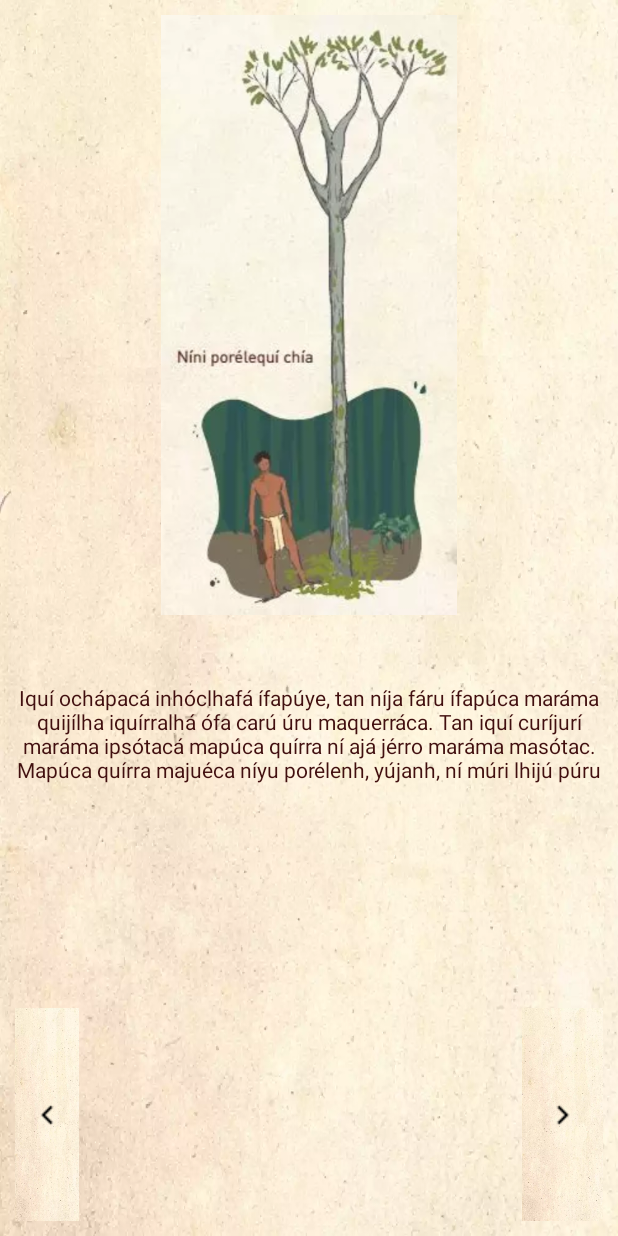
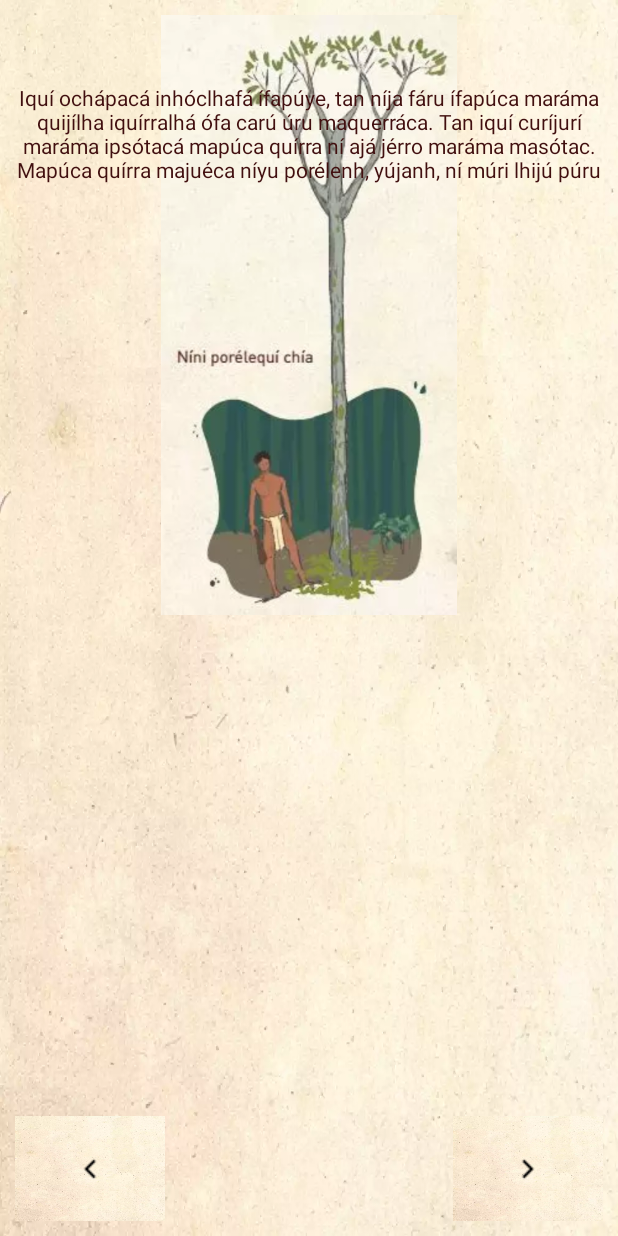
Before and after one commit to mariaisabel02/Diccionario-de-las-cosas-malecu, an Android app: the mapuca1 screen opened directly, with no data from a screen before it, on a phone screen of 412 x 824 dp. Run offline under Robolectric (Android 15) with nearby library versions, the phone set to English and light mode, and no system bars.

Commit message:
botones atras y adelante

```diff
--- a/Diccionario/app/src/main/res/layout/activity_mapuca.xml
+++ b/Diccionario/app/src/main/res/layout/activity_mapuca.xml
@@ -3,19 +3,16 @@
     android:layout_width="match_parent"
     android:layout_height="match_parent"
     xmlns:app="http://schemas.android.com/apk/res-auto"
-    android:orientation="horizontal"
+    android:orientation="vertical"
     android:background="@drawable/fondo"
     android:padding="10dp">
 
-    <LinearLayout
-
-        android:layout_width="wrap_content"
-        android:layout_height="543dp"
-        android:orientation="vertical">
 
     <ImageView
         android:layout_width="match_parent"
         android:layout_height="400dp"
+        android:layout_centerHorizontal="true"
+        android:layout_alignParentTop="true"
         android:src="@drawable/mapuca1" />
 
     <TextView
@@ -25,35 +22,27 @@
         android:text="\n\nIquí ochápacá inhóclhafá ífapúye, tan níja fáru ífapúca maráma quijílha iquírralhá ófa carú úru maquerráca. Tan iquí curíjurí maráma ipsótacá mapúca quírra ní ajá jérro maráma masótac. Mapúca quírra majuéca níyu porélenh, yújanh, ní múri lhijú púru"
         android:textColor="#410F0F" />
 
-    </LinearLayout>
+    <RelativeLayout
+        android:layout_width="match_parent"
+        android:layout_height="wrap_content"
+        android:layout_alignParentBottom="true"
+        android:orientation="horizontal">
 
         <ImageButton
             android:id="@+id/btn_atras"
-        android:layout_width="wrap_content"
-        android:layout_height="wrap_content"
-        android:layout_alignParentEnd="true"
-        android:layout_alignParentRight="true"
-        android:layout_marginStart="0dp"
-        android:layout_marginLeft="0dp"
-        android:layout_marginTop="662dp"
-        android:layout_marginEnd="349dp"
-        android:layout_marginRight="349dp"
-        android:gravity="end|bottom"
+            android:layout_width="100dp"
+            android:layout_height="70dp"
             android:background="@drawable/fondo"
             app:srcCompat="@drawable/atras" />
 
         <ImageButton
             android:id="@+id/btn_adelante"
-        android:layout_width="wrap_content"
-        android:layout_height="wrap_content"
-        android:layout_alignParentStart="true"
-        android:layout_alignParentLeft="true"
-        android:layout_alignParentTop="true"
-        android:layout_marginStart="338dp"
-        android:layout_marginLeft="338dp"
-        android:layout_marginTop="662dp"
-        android:gravity="end|bottom"
+            android:layout_width="100dp"
+            android:layout_height="70dp"
+            android:layout_alignParentRight="true"
             android:background="@drawable/fondo"
             app:srcCompat="@drawable/adelante" />
+    </RelativeLayout>
+
 
 </RelativeLayout>
```
Lines whose indentation alone changed are shown as unchanged.
